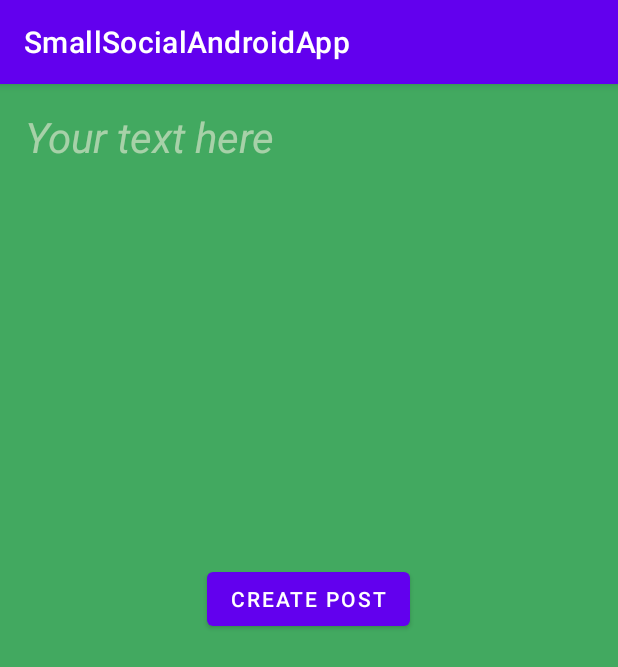
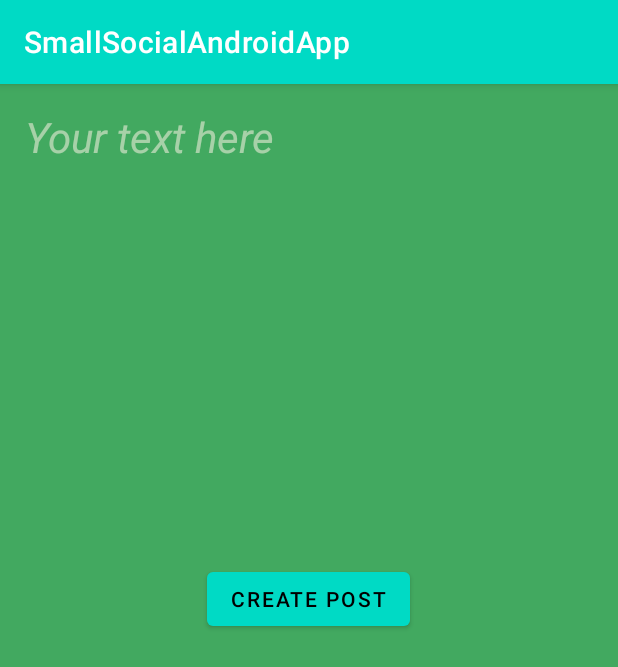
Before and after one commit to AljoshaVieth/SmallSocialNetwork, an Android app: the screen it shows after launch (CreatePostActivity), after a tap on an icon or button, on a phone screen of 412 x 824 dp. Shown: the top 667 px of the screen. Run offline under Robolectric (Android 15) with nearby library versions, the phone set to English and light mode, and no system bars; our stand-ins replace Volley; network calls fail.

Commit message:
aa: embellished app

```diff
--- a/frontend/android/SmallSocialAndroidApp/app/build.gradle
+++ b/frontend/android/SmallSocialAndroidApp/app/build.gradle
@@ -35,6 +35,7 @@ dependencies {
     implementation 'androidx.constraintlayout:constraintlayout:2.0.4'
     implementation 'com.android.volley:volley:1.2.0'
     implementation 'com.google.code.gson:gson:2.8.7'
+    implementation 'androidx.swiperefreshlayout:swiperefreshlayout:1.1.0'
     testImplementation 'junit:junit:4.+'
     androidTestImplementation 'androidx.test.ext:junit:1.1.2'
     androidTestImplementation 'androidx.test.espresso:espresso-core:3.3.0'
--- a/frontend/android/SmallSocialAndroidApp/app/src/main/java/de/aljoshavieth/smallsocialandroidapp/CreatePostActivity.java
+++ b/frontend/android/SmallSocialAndroidApp/app/src/main/java/de/aljoshavieth/smallsocialandroidapp/CreatePostActivity.java
@@ -53,7 +53,6 @@ public class CreatePostActivity extends AppCompatActivity implements SmallSocial
         }
         long unixTime = System.currentTimeMillis() / 1000L;
         post = new Post(UUID.randomUUID().toString(), content, getColorAsString(currentBackgroundColor), new ArrayList<>(), MainActivity.user, unixTime);
-        //TODO submit post
         String url = getString(R.string.apiBaseUrl) + "/post";
         Gson gson = new Gson();
         try {
--- a/frontend/android/SmallSocialAndroidApp/app/src/main/java/de/aljoshavieth/smallsocialandroidapp/MainActivity.java
+++ b/frontend/android/SmallSocialAndroidApp/app/src/main/java/de/aljoshavieth/smallsocialandroidapp/MainActivity.java
@@ -9,6 +9,7 @@ import android.widget.AdapterView;
 import android.widget.ListView;
 
 import androidx.appcompat.app.AppCompatActivity;
+import androidx.swiperefreshlayout.widget.SwipeRefreshLayout;
 
 import java.util.ArrayList;
 import java.util.Collections;
@@ -17,13 +18,14 @@ import java.util.TreeMap;
 import java.util.UUID;
 
 
-public class MainActivity extends AppCompatActivity implements SmallSocialNetworkApiService.ApiCallback {
+public class MainActivity extends AppCompatActivity implements SwipeRefreshLayout.OnRefreshListener, SmallSocialNetworkApiService.ApiCallback {
     String apiBaseUrl;
     ListView postListView;
     static User user;
-    public TreeMap<String, Post> posts = new TreeMap<>();
+    public static TreeMap<String, Post> posts = new TreeMap<>();
     private PostListAdapter postAdapter;
     private SmallSocialNetworkApiService apiService;
+    private SwipeRefreshLayout swipeRefreshLayout;
 
 
     @Override
@@ -31,8 +33,9 @@ public class MainActivity extends AppCompatActivity implements SmallSocialNetwor
         super.onCreate(savedInstanceState);
         setContentView(R.layout.activity_main);
         apiService = new SmallSocialNetworkApiService(this);
-        apiService.getPosts(getString(R.string.apiBaseUrl) + "/post", this);
         postListView = findViewById(R.id.postListView);
+        swipeRefreshLayout = findViewById(R.id.swiperefresh);
+        updateData();
         user = setUser();
     }
 
@@ -50,6 +53,10 @@ public class MainActivity extends AppCompatActivity implements SmallSocialNetwor
                 openViewPostActivity(postId);
             }
         });
+    }
+
+    private void updateData(){
+        apiService.getPosts(getString(R.string.apiBaseUrl) + "/post", this);
     }
 
     @Override
@@ -101,7 +108,13 @@ public class MainActivity extends AppCompatActivity implements SmallSocialNetwor
 
     @Override
     public void onPostResponseReceived(TreeMap<String, Post> posts) {
-        this.posts = posts;
+        MainActivity.posts = posts;
         populatePostListView();
+        swipeRefreshLayout.setRefreshing(false);
+    }
+
+    @Override
+    public void onRefresh() {
+        updateData();
     }
 }
--- a/frontend/android/SmallSocialAndroidApp/app/src/main/java/de/aljoshavieth/smallsocialandroidapp/PostListHolder.java
+++ b/frontend/android/SmallSocialAndroidApp/app/src/main/java/de/aljoshavieth/smallsocialandroidapp/PostListHolder.java
@@ -9,7 +9,7 @@ public class PostListHolder {
     TextView postListTimeTextView;
 
     public PostListHolder(View v) {
-        postListTextView = v.findViewById(R.id.postListTextView);
+        postListTextView = v.findViewById(R.id.postListContentTextView);
         postListAuthorTextView = v.findViewById(R.id.postListAuthorTextView);
         postListTimeTextView = v.findViewById(R.id.postListTimeTextView);
 
--- a/frontend/android/SmallSocialAndroidApp/app/src/main/res/values/themes.xml
+++ b/frontend/android/SmallSocialAndroidApp/app/src/main/res/values/themes.xml
@@ -2,9 +2,10 @@
     <!-- Base application theme. -->
     <style name="Theme.SmallSocialAndroidApp" parent="Theme.MaterialComponents.DayNight.DarkActionBar">
         <!-- Primary brand color. -->
-        <item name="colorPrimary">@color/purple_500</item>
-        <item name="colorPrimaryVariant">@color/purple_700</item>
-        <item name="colorOnPrimary">@color/white</item>
+        <item name="colorPrimary">#00DAC5</item>
+        <item name="colorPrimaryVariant">@color/black</item>
+        <item name="colorOnPrimary">@color/black</item>
+        <item name="android:titleTextStyle">@color/black</item>
         <!-- Secondary brand color. -->
         <item name="colorSecondary">@color/teal_200</item>
         <item name="colorSecondaryVariant">@color/teal_700</item>
```
Also changed, not shown: frontend/android/SmallSocialAndroidApp/app/src/main/java/de/aljoshavieth/smallsocialandroidapp/PostListAdapter.java (+2 -6 lines), frontend/android/SmallSocialAndroidApp/app/src/main/java/de/aljoshavieth/smallsocialandroidapp/Utils.java (added, +19 -0 lines), frontend/android/SmallSocialAndroidApp/app/src/main/java/de/aljoshavieth/smallsocialandroidapp/ViewPostActivity.java (+16 -0 lines), frontend/android/SmallSocialAndroidApp/app/src/main/res/layout/activity_main.xml (+13 -2 lines), frontend/android/SmallSocialAndroidApp/app/src/main/res/layout/activity_view_post.xml (+53 -0 lines), frontend/android/SmallSocialAndroidApp/app/src/main/res/layout/post_list.xml (+8 -6 lines).
